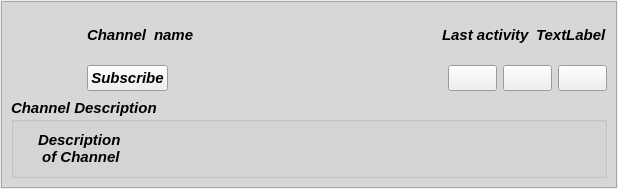
Above: retroshare-gui/src/gui/feeds/GxsChannelGroupItem.ui from RetroShare/RetroShare before the change. Below: the same form after it.
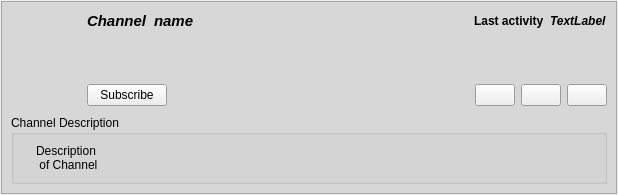
That is the form after the change. Icons and pictures are not drawn. Custom widgets are drawn as their Qt base class.

Commit message:
Fixed Layout issue
* Fixed to have same Thumbnail dimensions

The edit to the form file:
```diff
--- a/retroshare-gui/src/gui/feeds/GxsChannelGroupItem.ui
+++ b/retroshare-gui/src/gui/feeds/GxsChannelGroupItem.ui
@@ -7,17 +7,9 @@
     <x>0</x>
     <y>0</y>
     <width>618</width>
-    <height>189</height>
+    <height>195</height>
    </rect>
   </property>
-  <property name="font">
-   <font>
-    <pointsize>11</pointsize>
-    <weight>75</weight>
-    <italic>true</italic>
-    <bold>true</bold>
-   </font>
-  </property>
   <layout class="QGridLayout" name="GxsChannelGroupItem_GL">
    <property name="leftMargin">
     <number>1</number>
@@ -142,31 +134,6 @@
      <layout class="QGridLayout" name="feedFrame_GL">
       <item row="0" column="0">
        <layout class="QGridLayout" name="top_GL">
-        <item row="0" column="0" rowspan="2">
-         <widget class="ZoomableLabel" name="logoLabel">
-          <property name="minimumSize">
-           <size>
-            <width>70</width>
-            <height>70</height>
-           </size>
-          </property>
-          <property name="maximumSize">
-           <size>
-            <width>70</width>
-            <height>70</height>
-           </size>
-          </property>
-          <property name="text">
-           <string/>
-          </property>
-          <property name="pixmap">
-           <pixmap resource="../icons.qrc">:/icons/png/channel.png</pixmap>
-          </property>
-          <property name="scaledContents">
-           <bool>true</bool>
-          </property>
-         </widget>
-        </item>
         <item row="0" column="1">
          <layout class="QHBoxLayout" name="name_HL">
           <item>
@@ -223,6 +190,12 @@
           </item>
           <item>
            <widget class="QLabel" name="infoLastPostLabel">
+            <property name="font">
+             <font>
+              <weight>75</weight>
+              <bold>true</bold>
+             </font>
+            </property>
             <property name="text">
              <string>Last activity</string>
             </property>
@@ -230,6 +203,13 @@
           </item>
           <item>
            <widget class="QLabel" name="infoLastPost">
+            <property name="font">
+             <font>
+              <weight>75</weight>
+              <italic>true</italic>
+              <bold>true</bold>
+             </font>
+            </property>
             <property name="text">
              <string>TextLabel</string>
             </property>
@@ -237,7 +217,7 @@
           </item>
          </layout>
         </item>
-        <item row="1" column="1">
+        <item row="2" column="1">
          <layout class="QHBoxLayout" name="buttons_HL">
           <item>
            <widget class="QPushButton" name="subscribeButton">
@@ -330,6 +310,44 @@
           </item>
          </layout>
         </item>
+        <item row="0" column="0" rowspan="3">
+         <widget class="ZoomableLabel" name="logoLabel">
+          <property name="minimumSize">
+           <size>
+            <width>70</width>
+            <height>70</height>
+           </size>
+          </property>
+          <property name="maximumSize">
+           <size>
+            <width>70</width>
+            <height>70</height>
+           </size>
+          </property>
+          <property name="text">
+           <string/>
+          </property>
+          <property name="pixmap">
+           <pixmap resource="../icons.qrc">:/icons/png/posted.png</pixmap>
+          </property>
+          <property name="scaledContents">
+           <bool>true</bool>
+          </property>
+         </widget>
+        </item>
+        <item row="1" column="1">
+         <spacer name="verticalSpacer">
+          <property name="orientation">
+           <enum>Qt::Vertical</enum>
+          </property>
+          <property name="sizeHint" stdset="0">
+           <size>
+            <width>20</width>
+            <height>40</height>
+           </size>
+          </property>
+         </spacer>
+        </item>
        </layout>
       </item>
       <item row="1" column="0">
```
The commit also changes 2 other files.
